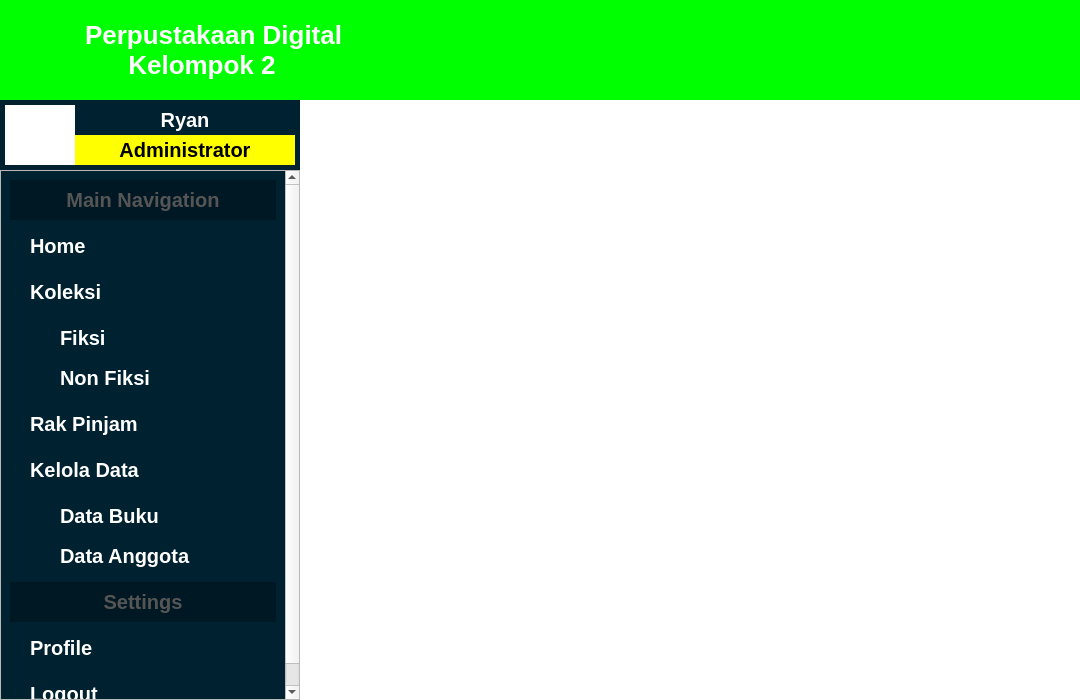
The window that view/Dashboard.ui (Ionisasi/Aplikasi-Perpustakaan-Digital) describes before a commit, drawn with Qt 5.
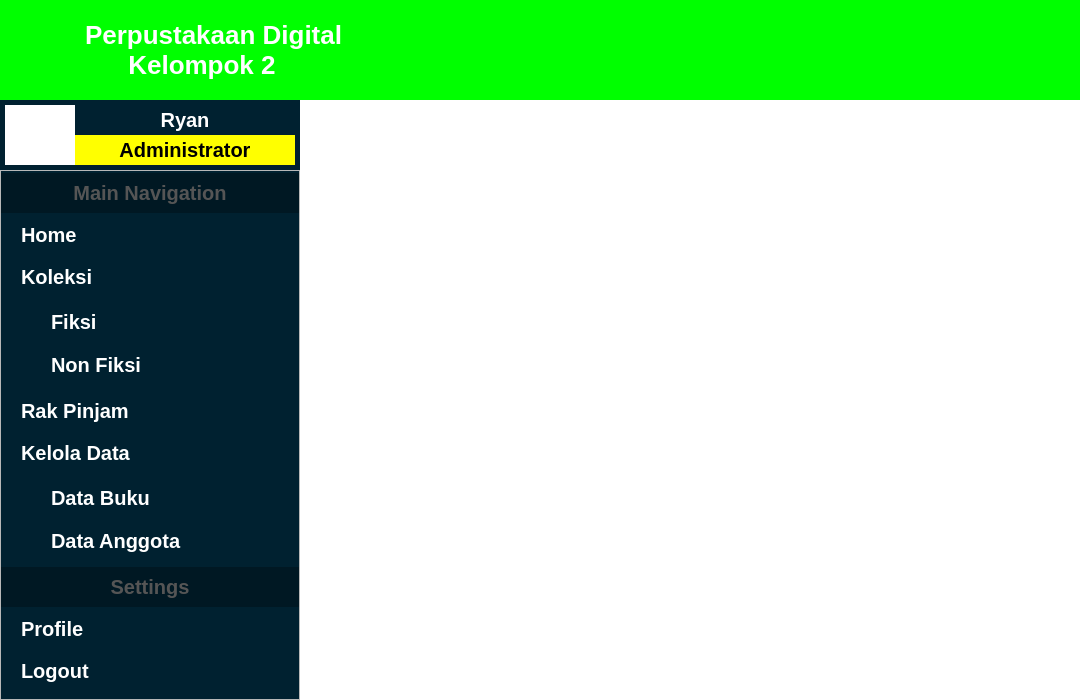
The same window after the commit. The open tabs and pages were chosen to show the change. Icons and pictures are not drawn.

Diff of the .ui file:
```diff
--- a/view/Dashboard.ui
+++ b/view/Dashboard.ui
@@ -208,9 +208,9 @@
        <property name="geometry">
         <rect>
          <x>0</x>
-         <y>-47</y>
-         <width>281</width>
-         <height>565</height>
+         <y>0</y>
+         <width>298</width>
+         <height>518</height>
         </rect>
        </property>
        <property name="minimumSize">
@@ -229,6 +229,21 @@
         <string notr="true">background-color: rgb(0, 33, 48);</string>
        </property>
        <layout class="QVBoxLayout" name="verticalLayout">
+        <property name="spacing">
+         <number>0</number>
+        </property>
+        <property name="leftMargin">
+         <number>0</number>
+        </property>
+        <property name="topMargin">
+         <number>0</number>
+        </property>
+        <property name="rightMargin">
+         <number>0</number>
+        </property>
+        <property name="bottomMargin">
+         <number>0</number>
+        </property>
         <item>
          <widget class="QLabel" name="Menu1">
           <property name="minimumSize">
```
Left out of the diff: 2 changed lines with no effect on the pictures.
